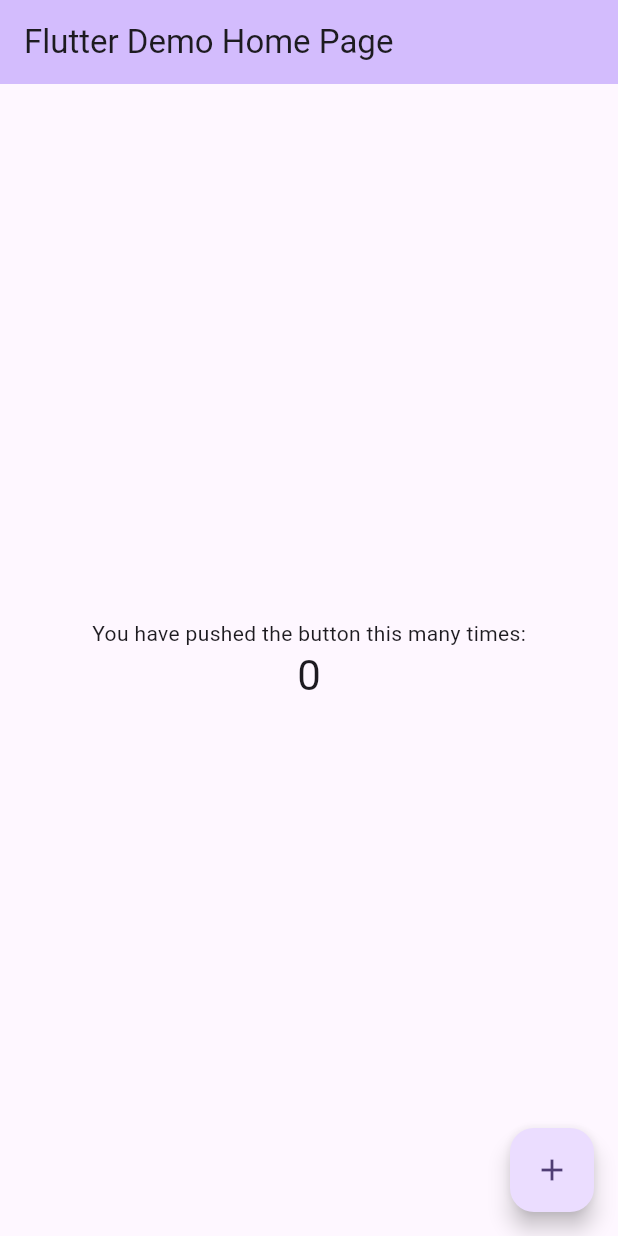
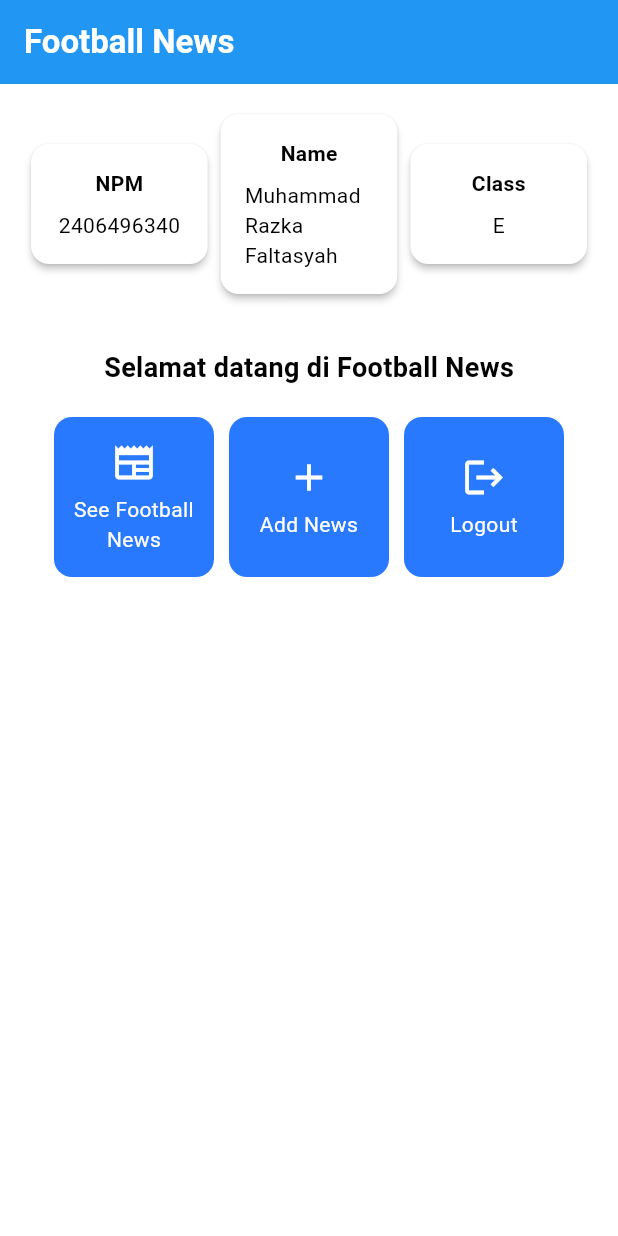
Before and after one commit to razkafltsyh/football-news-mobile, a Flutter app: the screen it shows after launch, on a phone screen of 412 x 824 dp. Run offline on Flutter 3.47's test engine with Material 3 defaults, Android fonts, the phone set to English and light mode, and no system bars.

Commit message:
tutorial 6 selesai

```diff
--- a/lib/main.dart
+++ b/lib/main.dart
@@ -29,9 +29,11 @@ class MyApp extends StatelessWidget {
         //
         // This works for code too, not just values: Most code changes can be
         // tested with just a hot reload.
-        colorScheme: ColorScheme.fromSeed(seedColor: Colors.deepPurple),
+        colorScheme: ColorScheme.fromSwatch(primarySwatch: Colors.blue)
+            .copyWith(secondary: Colors.blueAccent[400]),
       ),
-      home: const MyHomePage(title: 'Flutter Demo Home Page'),
+      home: MyHomePage( colorScheme: ColorScheme.fromSwatch(primarySwatch: Colors.blue)
+          .copyWith(secondary: Colors.blueAccent[400]),),
     );
   }
 }
--- a/lib/menu.dart
+++ b/lib/menu.dart
@@ -1,87 +1,191 @@
 import 'package:flutter/material.dart';
 
-class MyHomePage extends StatefulWidget {
-  const MyHomePage({super.key, required this.title});
+class MyHomePage extends StatelessWidget {
+  MyHomePage({super.key, required ColorScheme colorScheme});
 
-  // This widget is the home page of your application. It is stateful, meaning
-  // that it has a State object (defined below) that contains fields that affect
-  // how it looks.
+  final String nama = "Muhammad Razka Faltasyah"; //nama
+  final String npm = "2406496340"; //npm
+  final String kelas = "E"; //kelas
 
-  // This class is the configuration for the state. It holds the values (in this
-  // case the title) provided by the parent (in this case the App widget) and
-  // used by the build method of the State. Fields in a Widget subclass are
-  // always marked "final".
-
-  final String title;
-
-  @override
-  State<MyHomePage> createState() => _MyHomePageState();
-}
-
-class _MyHomePageState extends State<MyHomePage> {
-  int _counter = 0;
-
-  void _incrementCounter() {
-    setState(() {
-      // This call to setState tells the Flutter framework that something has
-      // changed in this State, which causes it to rerun the build method below
-      // so that the display can reflect the updated values. If we changed
-      // _counter without calling setState(), then the build method would not be
-      // called again, and so nothing would appear to happen.
-      _counter++;
-    });
-  }
+  final List<ItemHomepage> items = [
+    ItemHomepage("See Football News", Icons.newspaper),
+    ItemHomepage("Add News", Icons.add),
+    ItemHomepage("Logout", Icons.logout),
+  ];
 
   @override
   Widget build(BuildContext context) {
-    // This method is rerun every time setState is called, for instance as done
-    // by the _incrementCounter method above.
-    //
-    // The Flutter framework has been optimized to make rerunning build methods
-    // fast, so that you can just rebuild anything that needs updating rather
-    // than having to individually change instances of widgets.
+    // Scaffold menyediakan struktur dasar halaman dengan AppBar dan body.
     return Scaffold(
+      // AppBar adalah bagian atas halaman yang menampilkan judul.
       appBar: AppBar(
-        // TRY THIS: Try changing the color here to a specific color (to
-        // Colors.amber, perhaps?) and trigger a hot reload to see the AppBar
-        // change color while the other colors stay the same.
-        backgroundColor: Theme.of(context).colorScheme.inversePrimary,
-        // Here we take the value from the MyHomePage object that was created by
-        // the App.build method, and use it to set our appbar title.
-        title: Text(widget.title),
+        // Judul aplikasi "Football News" dengan teks putih dan tebal.
+        title: const Text(
+          'Football News',
+          style: TextStyle(
+            color: Colors.white,
+            fontWeight: FontWeight.bold,
+          ),
+        ),
+        // Warna latar belakang AppBar diambil dari skema warna tema aplikasi.
+        backgroundColor: Theme
+            .of(context)
+            .colorScheme
+            .primary,
       ),
-      body: Center(
-        // Center is a layout widget. It takes a single child and positions it
-        // in the middle of the parent.
+      // Body halaman dengan padding di sekelilingnya.
+      body: Padding(
+        padding: const EdgeInsets.all(16.0),
+        // Menyusun widget secara vertikal dalam sebuah kolom.
         child: Column(
-          // Column is also a layout widget. It takes a list of children and
-          // arranges them vertically. By default, it sizes itself to fit its
-          // children horizontally, and tries to be as tall as its parent.
-          //
-          // Column has various properties to control how it sizes itself and
-          // how it positions its children. Here we use mainAxisAlignment to
-          // center the children vertically; the main axis here is the vertical
-          // axis because Columns are vertical (the cross axis would be
-          // horizontal).
-          //
-          // TRY THIS: Invoke "debug painting" (choose the "Toggle Debug Paint"
-          // action in the IDE, or press "p" in the console), to see the
-          // wireframe for each widget.
-          mainAxisAlignment: MainAxisAlignment.center,
-          children: <Widget>[
-            const Text('You have pushed the button this many times:'),
-            Text(
-              '$_counter',
-              style: Theme.of(context).textTheme.headlineMedium,
+          crossAxisAlignment: CrossAxisAlignment.center,
+          children: [
+            // Row untuk menampilkan 3 InfoCard secara horizontal.
+            Row(
+              mainAxisAlignment: MainAxisAlignment.spaceEvenly,
+              children: [
+                InfoCard(title: 'NPM', content: npm),
+                InfoCard(title: 'Name', content: nama),
+                InfoCard(title: 'Class', content: kelas),
+              ],
+            ),
+
+            // Memberikan jarak vertikal 16 unit.
+            const SizedBox(height: 16.0),
+
+            // Menempatkan widget berikutnya di tengah halaman.
+            Center(
+              child: Column(
+                // Menyusun teks dan grid item secara vertikal.
+
+                children: [
+                  // Menampilkan teks sambutan dengan gaya tebal dan ukuran 18.
+                  const Padding(
+                    padding: EdgeInsets.only(top: 16.0),
+                    child: Text(
+                      'Selamat datang di Football News',
+                      style: TextStyle(
+                        fontWeight: FontWeight.bold,
+                        fontSize: 18.0,
+                      ),
+                    ),
+                  ),
+
+                  // Grid untuk menampilkan ItemCard dalam bentuk grid 3 kolom.
+                  GridView.count(
+                    primary: true,
+                    padding: const EdgeInsets.all(20),
+                    crossAxisSpacing: 10,
+                    mainAxisSpacing: 10,
+                    crossAxisCount: 3,
+                    // Agar grid menyesuaikan tinggi kontennya.
+                    shrinkWrap: true,
+
+                    // Menampilkan ItemCard untuk setiap item dalam list items.
+                    children: items.map((ItemHomepage item) {
+                      return ItemCard(item);
+                    }).toList(),
+                  ),
+                ],
+              ),
             ),
           ],
         ),
       ),
-      floatingActionButton: FloatingActionButton(
-        onPressed: _incrementCounter,
-        tooltip: 'Increment',
-        child: const Icon(Icons.add),
-      ), // This trailing comma makes auto-formatting nicer for build methods.
     );
   }
 }
+
+class InfoCard extends StatelessWidget {
+  // Kartu informasi yang menampilkan title dan content.
+
+  final String title;  // Judul kartu.
+  final String content;  // Isi kartu.
+
+  const InfoCard({super.key, required this.title, required this.content});
+
+  @override
+  Widget build(BuildContext context) {
+    return Card(
+      // Membuat kotak kartu dengan bayangan dibawahnya.
+      elevation: 2.0,
+      child: Container(
+        // Mengatur ukuran dan jarak di dalam kartu.
+        width: MediaQuery.of(context).size.width / 3.5, // menyesuaikan dengan lebar device yang digunakan.
+        padding: const EdgeInsets.all(16.0),
+        // Menyusun title dan content secara vertikal.
+        child: Column(
+          children: [
+            Text(
+              title,
+              style: const TextStyle(fontWeight: FontWeight.bold),
+            ),
+            const SizedBox(height: 8.0),
+            Text(content),
+          ],
+        ),
+      ),
+    );
+  }
+}
+
+class ItemHomepage {
+  final String name;
+  final IconData icon;
+
+  ItemHomepage(this.name, this.icon);
+}
+
+class ItemCard extends StatelessWidget {
+  // Menampilkan kartu dengan ikon dan nama.
+
+  final ItemHomepage item;
+
+  const ItemCard(this.item, {super.key});
+
+  @override
+  Widget build(BuildContext context) {
+    return Material(
+      // Menentukan warna latar belakang dari tema aplikasi.
+      color: Theme.of(context).colorScheme.secondary,
+      // Membuat sudut kartu melengkung.
+      borderRadius: BorderRadius.circular(12),
+
+      child: InkWell(
+        // Aksi ketika kartu ditekan.
+        onTap: () {
+          // Menampilkan pesan SnackBar saat kartu ditekan.
+          ScaffoldMessenger.of(context)
+            ..hideCurrentSnackBar()
+            ..showSnackBar(
+                SnackBar(content: Text("Kamu telah menekan tombol ${item.name}!"))
+            );
+        },
+        // Container untuk menyimpan Icon dan Text
+        child: Container(
+          padding: const EdgeInsets.all(8),
+          child: Center(
+            child: Column(
+              // Menyusun ikon dan teks di tengah kartu.
+              mainAxisAlignment: MainAxisAlignment.center,
+              children: [
+                Icon(
+                  item.icon,
+                  color: Colors.white,
+                  size: 30.0,
+                ),
+                const Padding(padding: EdgeInsets.all(3)),
+                Text(
+                  item.name,
+                  textAlign: TextAlign.center,
+                  style: const TextStyle(color: Colors.white),
+                ),
+              ],
+            ),
+          ),
+        ),
+      ),
+    );
+  }
+
+}
```
